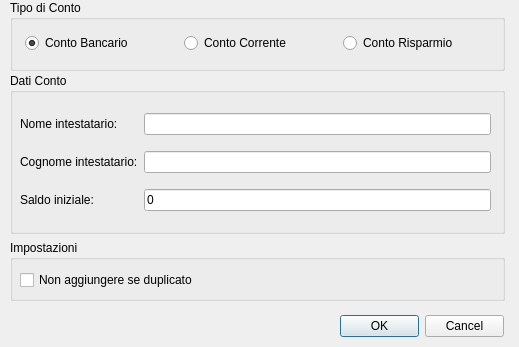
acavestro/qDB, file dialogaddaccount.ui: the form before one commit.
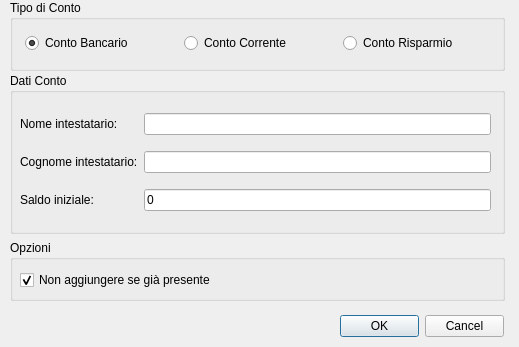
The form after the commit.

```diff
--- a/dialogaddaccount.ui
+++ b/dialogaddaccount.ui
@@ -103,19 +103,22 @@
     </rect>
    </property>
    <property name="title">
-    <string>Impostazioni</string>
+    <string>Opzioni</string>
    </property>
    <widget class="QCheckBox" name="chkDontAdmitDuplicates">
     <property name="geometry">
      <rect>
       <x>10</x>
       <y>30</y>
-      <width>211</width>
+      <width>231</width>
       <height>20</height>
      </rect>
     </property>
     <property name="text">
-     <string>Non aggiungere se duplicato</string>
+     <string>Non aggiungere se già presente</string>
+    </property>
+    <property name="checked">
+     <bool>true</bool>
     </property>
    </widget>
    <zorder>grpBoxAccountType</zorder>
```
Left out of the diff: 20 changed lines with no effect on the pictures.
